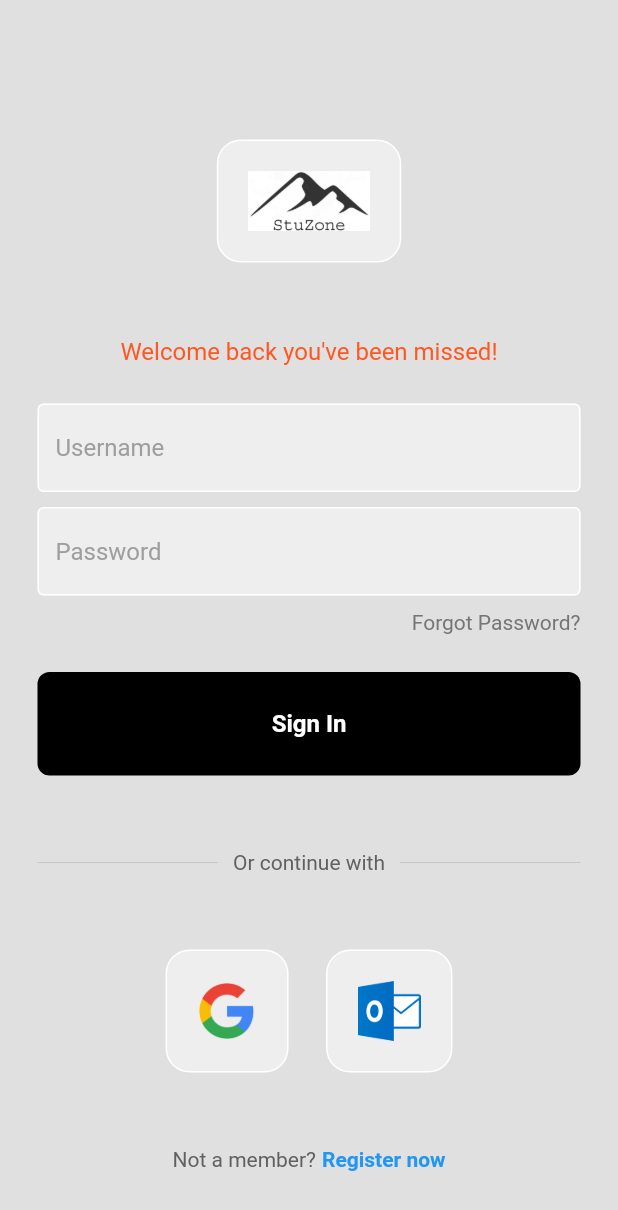
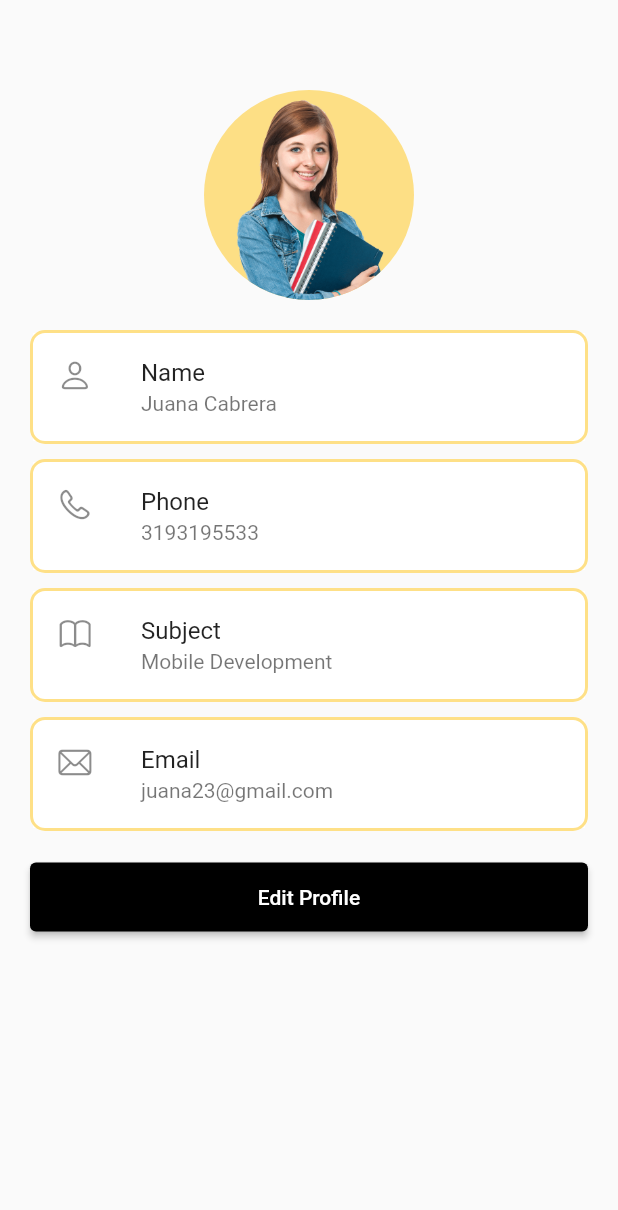
Before and after one commit to Moviles202320Grupo12/Unimaps_Flutter, a Flutter app: the screen it shows after launch, on a phone screen of 412 x 824 dp. Shown: the top 1210 px of the screen. Run offline on Flutter 3.47's test engine with Material 2 defaults, Android fonts, the light colour scheme and no system bars.

Commit message:
Perfil de tutor y selecion de tutor

```diff
--- a/app_final/lib/main.dart
+++ b/app_final/lib/main.dart
@@ -1,5 +1,7 @@
 import 'package:flutter/material.dart';
-import 'pages/login_page.dart';
+import 'pages/tutor_profile.dart';
+import 'pages/select_tutor.dart';
+
 
 void main() {
   runApp(const MyApp());
@@ -12,7 +14,8 @@ class MyApp extends StatelessWidget {
   Widget build(BuildContext context) {
     return MaterialApp(
       debugShowCheckedModeBanner: false,
-      home: LoginPage(),
+      //home: SelectTutorPage(),
+      home: ProfileScreen(),
     );
   }
 }
--- /dev/null
+++ b/app_final/lib/pages/tutor_profile.dart
@@ -0,0 +1,65 @@
+import 'package:flutter/cupertino.dart';
+import 'package:flutter/material.dart';
+
+
+class ProfileScreen extends StatelessWidget {
+  const ProfileScreen({Key? key}) : super(key: key);
+
+  @override
+  Widget build(BuildContext context) {
+    return Scaffold(
+      body: Padding(
+        padding: const EdgeInsets.all(20),
+        child: Column(
+          children: [
+            const SizedBox(height: 40),
+            CircleAvatar(
+              radius: 70,
+              backgroundColor: Color.fromRGBO(254, 211, 83, 0.7),
+              backgroundImage: AssetImage('lib/imgs/tutors.png'),
+
+            ),
+            const SizedBox(height: 20),
+            itemProfile('Name', 'Juana Cabrera', CupertinoIcons.person),
+            const SizedBox(height: 10),
+            itemProfile('Phone', '3193195533', CupertinoIcons.phone),
+            const SizedBox(height: 10),
+            itemProfile('Subject', 'Mobile Development', CupertinoIcons.book),
+            const SizedBox(height: 10),
+            itemProfile('Email', 'juana23@gmail.com', CupertinoIcons.mail),
+            const SizedBox(height: 20,),
+            SizedBox(
+              width: double.infinity,
+              child: ElevatedButton(
+                  onPressed: () {},
+                  style: ElevatedButton.styleFrom(
+                    padding: const EdgeInsets.all(15),
+                    primary: Colors.black,
+                    //side: const BorderSide(width: 2, color: Colors.black, style: BorderStyle.solid)
+                  ),
+                  child: const Text('Edit Profile')
+              ),
+            )
+          ],
+        ),
+      ),
+    );
+  }
+
+  itemProfile(String title, String subtitle, IconData iconData) {
+    return Container(
+      decoration: BoxDecoration(
+          color: Colors.white,
+          border: Border.all(color: Color.fromRGBO(254, 211, 83, 0.7),width: 2),
+          borderRadius: BorderRadius.circular(10),
+
+      ),
+      child: ListTile(
+        title: Text(title),
+        subtitle: Text(subtitle),
+        leading: Icon(iconData),
+        tileColor: Colors.white,
+      ),
+    );
+  }
+}
--- a/app_final/pubspec.yaml
+++ b/app_final/pubspec.yaml
@@ -63,6 +63,10 @@ flutter:
      - lib/imgs/el_logo.png
      - lib/imgs/outlook_logo.webp
      - lib/imgs/google.png
+     - lib/imgs/tutors.png
+     - lib/imgs/tutor2.png
+     - lib/imgs/tutor3.png
+     - lib/imgs/tutor4.png
   # An image asset can refer to one or more resolution-specific "variants", see
   # https://flutter.dev/assets-and-images/#resolution-aware
 
```
Also changed, not shown: app_final/lib/pages/select_tutor.dart (added, +94 -0 lines), app_final/lib/imgs/tutor.jpg (added), app_final/lib/imgs/tutor2.png (added), app_final/lib/imgs/tutor3.png (added), app_final/lib/imgs/tutor4.png (added), app_final/lib/imgs/tutors.png (added).
